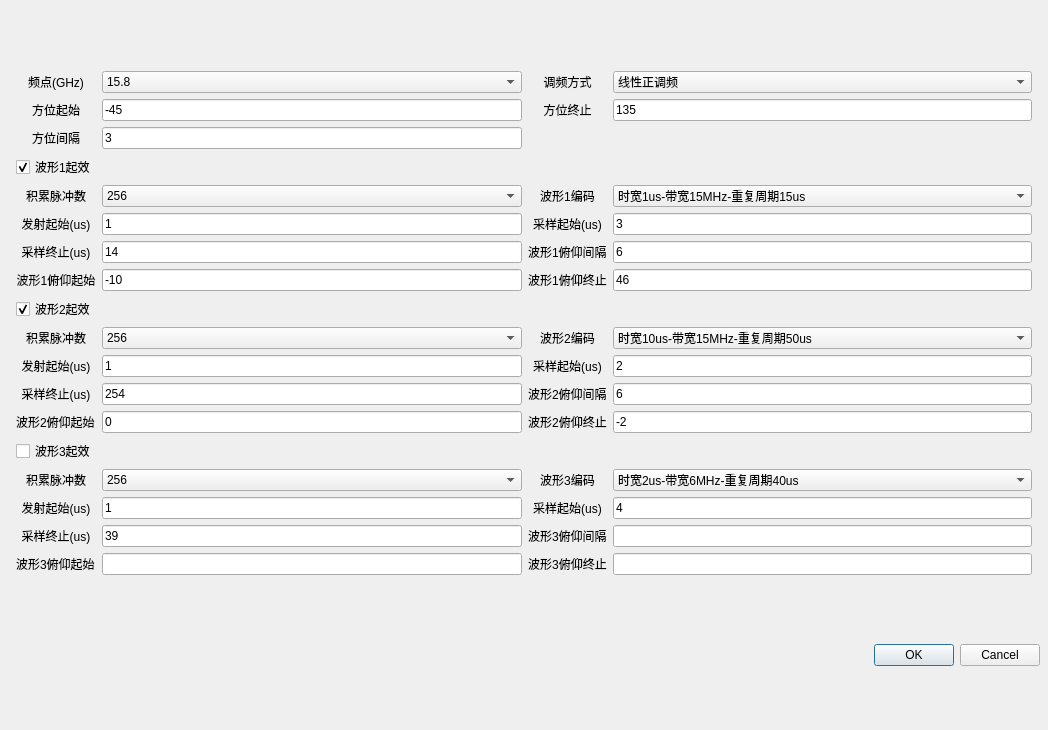
Old version of the form paramWidget/waveandsample.ui in the repository DanielWuxiaoxiao/DispCtrl.
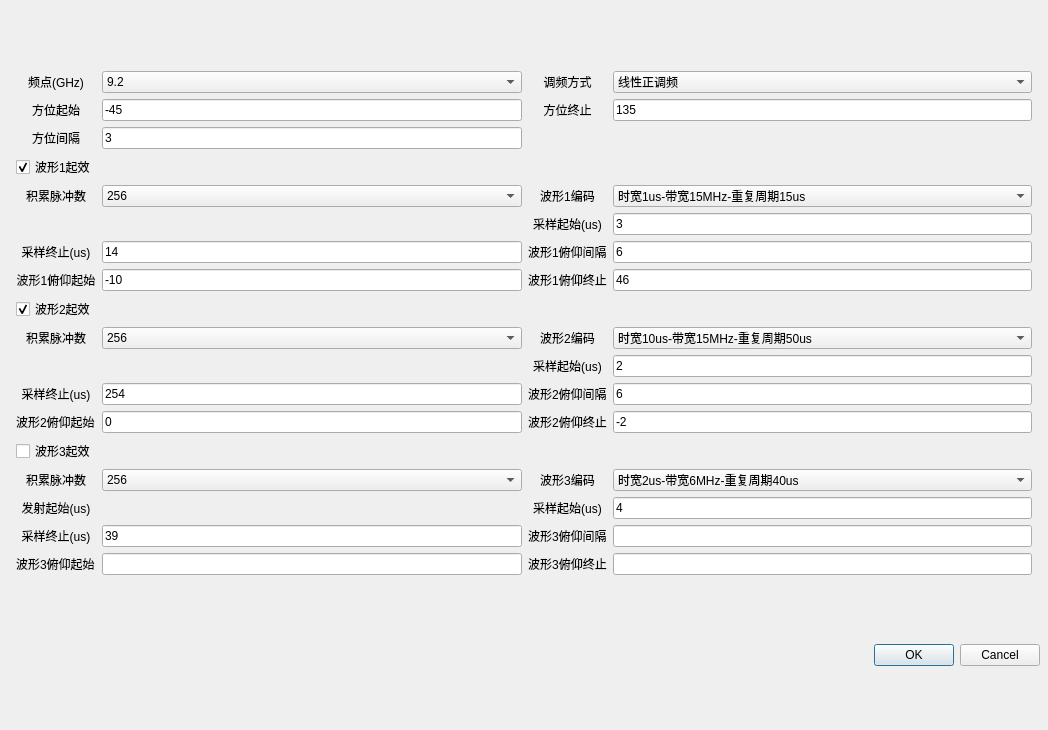
New version of the form. Custom widgets are drawn as their Qt base class.

What changed in the file:
```diff
--- a/paramWidget/waveandsample.ui
+++ b/paramWidget/waveandsample.ui
@@ -86,16 +86,6 @@
               </property>
             </widget>
           </item>
-          <item row="16" column="1">
-            <widget class="QLineEdit" name="tran3">
-              <property name="text">
-                <string>1</string>
-              </property>
-              <property name="readOnly">
-                <bool>true</bool>
-              </property>
-            </widget>
-          </item>
           <item row="5" column="2">
             <widget class="QLabel" name="label_4">
               <property name="text">
@@ -288,26 +278,6 @@
               </property>
             </widget>
           </item>
-          <item row="10" column="0">
-            <widget class="QLabel" name="label_7">
-              <property name="text">
-                <string>发射起始(us)</string>
-              </property>
-              <property name="alignment">
-                <set>Qt::AlignCenter</set>
-              </property>
-            </widget>
-          </item>
-          <item row="5" column="0">
-            <widget class="QLabel" name="label_3">
-              <property name="text">
-                <string>发射起始(us)</string>
-              </property>
-              <property name="alignment">
-                <set>Qt::AlignCenter</set>
-              </property>
-            </widget>
-          </item>
           <item row="6" column="2">
             <widget class="QLabel" name="label_27">
               <property name="text">
@@ -610,16 +580,6 @@
               </property>
             </widget>
           </item>
-          <item row="10" column="1">
-            <widget class="QLineEdit" name="tran2">
-              <property name="text">
-                <string>1</string>
-              </property>
-              <property name="readOnly">
-                <bool>true</bool>
-              </property>
-            </widget>
-          </item>
           <item row="17" column="1">
             <widget class="QLineEdit" name="samplelen3">
               <property name="text">
@@ -772,7 +732,7 @@
               </item>
               <item>
                 <property name="text">
-                  <string>15.8</string>
+                  <string>9.2</string>
                 </property>
               </item>
               <item>
@@ -863,16 +823,6 @@
               </item>
             </widget>
           </item>
-          <item row="5" column="1">
-            <widget class="QLineEdit" name="tran1">
-              <property name="text">
-                <string>1</string>
-              </property>
-              <property name="readOnly">
-                <bool>true</bool>
-              </property>
-            </widget>
-          </item>
           <item row="1" column="0">
             <widget class="QLabel" name="label_24">
               <property name="text">
```
Left out of the diff: 53 changed lines with no effect on the pictures.
